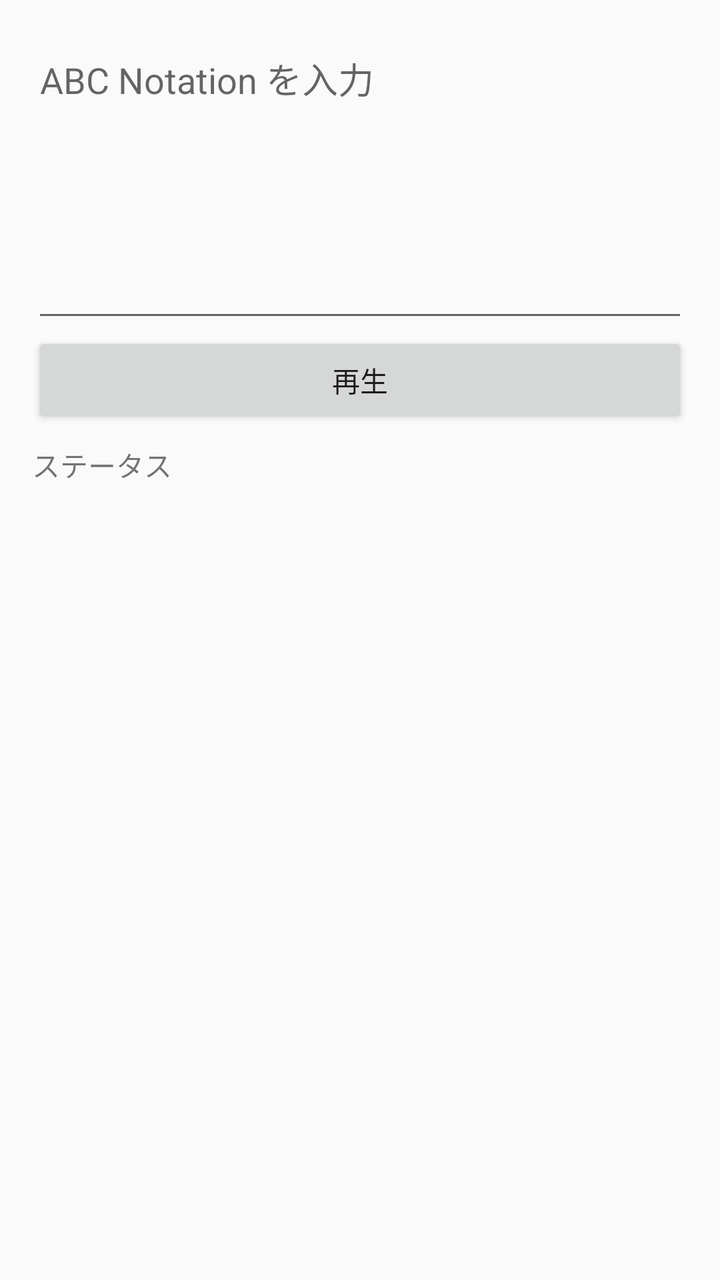
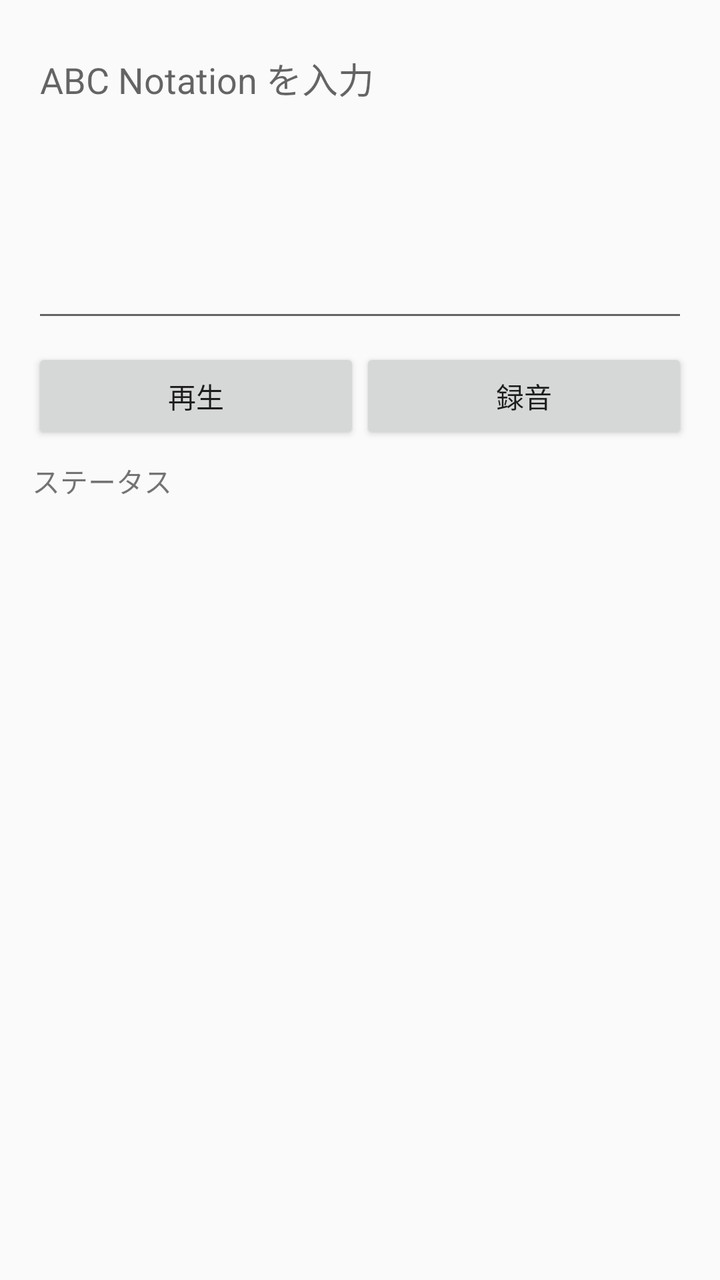

Screens rendered from an Android XML layout before and after an edit, with the pre-edit source and the edit as a unified diff.
<!-- AndroidManifest.xml: application theme android:Theme.Material.Light -->
<!-- res/layout/activity_main.xml -->
<?xml version="1.0" encoding="utf-8"?>
<LinearLayout xmlns:android="http://schemas.android.com/apk/res/android"
    android:orientation="vertical"
    android:padding="16dp"
    android:layout_width="match_parent"
    android:layout_height="match_parent">

    <EditText
        android:id="@+id/editAbc"
        android:layout_width="match_parent"
        android:layout_height="150dp"
        android:hint="ABC Notation を入力"
        android:gravity="top|start"
        android:inputType="textMultiLine" />

    <Button
        android:id="@+id/btnPlay"
        android:layout_width="match_parent"
        android:layout_height="wrap_content"
        android:text="再生" />

    <ScrollView
        android:id="@+id/scrollStatus"
        android:layout_width="match_parent"
        android:layout_height="0dp"
        android:layout_weight="1"
        android:fillViewport="true"
        android:scrollbars="vertical">

        <TextView
            android:id="@+id/txtStatus"
            android:layout_width="match_parent"
            android:layout_height="wrap_content"
            android:text="ステータス"
            android:paddingTop="8dp"
            android:paddingBottom="8dp" />
    </ScrollView>

</LinearLayout>
<!-- resources referenced by this layout -->
<resources>

</resources>

<!-- the commit's change to res/layout/activity_main.xml (unified diff, before → after) -->
@@ -13,11 +13,26 @@
         android:gravity="top|start"
         android:inputType="textMultiLine" />
 
-    <Button
-        android:id="@+id/btnPlay"
+    <LinearLayout
+        android:orientation="horizontal"
         android:layout_width="match_parent"
         android:layout_height="wrap_content"
-        android:text="再生" />
+        android:layout_marginTop="8dp">
+
+        <Button
+            android:id="@+id/btnPlay"
+            android:layout_width="0dp"
+            android:layout_height="wrap_content"
+            android:layout_weight="1"
+            android:text="再生" />
+
+        <Button
+            android:id="@+id/btnRecord"
+            android:layout_width="0dp"
+            android:layout_height="wrap_content"
+            android:layout_weight="1"
+            android:text="録音" />
+    </LinearLayout>
 
     <ScrollView
         android:id="@+id/scrollStatus"
